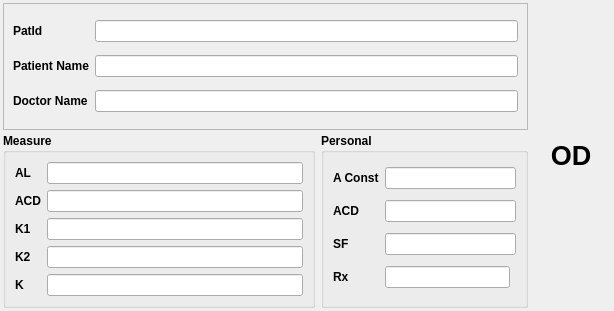
Before: the Qt Designer form calculator_patient.ui in siborion/siborion_american_scan, drawn with Qt 5.
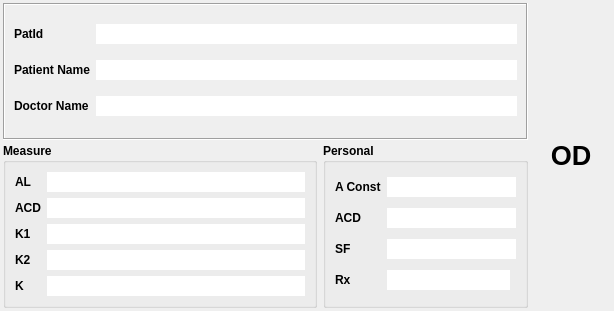
After: the same form once the commit is applied. Custom widgets are drawn as their Qt base class.

The edit to the form file:
```diff
--- a/calculator_patient.ui
+++ b/calculator_patient.ui
@@ -55,10 +55,18 @@
        </widget>
       </item>
       <item row="2" column="1" colspan="2">
-       <widget class="leAddZero" name="leSF_personal"/>
+       <widget class="QLineEdit" name="leSF_personal">
+        <property name="frame">
+         <bool>false</bool>
+        </property>
+       </widget>
       </item>
       <item row="1" column="1" colspan="2">
-       <widget class="leAddZero" name="leACD_personal"/>
+       <widget class="QLineEdit" name="leACD_personal">
+        <property name="frame">
+         <bool>false</bool>
+        </property>
+       </widget>
       </item>
       <item row="0" column="0">
        <widget class="QLabel" name="label_14">
@@ -74,7 +82,11 @@
        </widget>
       </item>
       <item row="0" column="1" colspan="2">
-       <widget class="leAddZero" name="leAConst_personal"/>
+       <widget class="QLineEdit" name="leAConst_personal">
+        <property name="frame">
+         <bool>false</bool>
+        </property>
+       </widget>
       </item>
       <item row="2" column="0">
        <widget class="QLabel" name="label_16">
@@ -103,7 +115,11 @@
        </widget>
       </item>
       <item row="3" column="1">
-       <widget class="leAddZero" name="leRx_personal"/>
+       <widget class="QLineEdit" name="leRx_personal">
+        <property name="frame">
+         <bool>false</bool>
+        </property>
+       </widget>
       </item>
      </layout>
     </widget>
@@ -117,10 +133,10 @@
       </font>
      </property>
      <property name="frameShape">
-      <enum>QFrame::StyledPanel</enum>
+      <enum>QFrame::Box</enum>
      </property>
      <property name="frameShadow">
-      <enum>QFrame::Raised</enum>
+      <enum>QFrame::Sunken</enum>
      </property>
      <layout class="QGridLayout" name="gridLayout_2">
       <item row="2" column="0">
@@ -163,13 +179,25 @@
        </widget>
       </item>
       <item row="0" column="1">
-       <widget class="leAddZero" name="lineEdit"/>
+       <widget class="QLineEdit" name="lePatientId">
+        <property name="frame">
+         <bool>false</bool>
+        </property>
+       </widget>
       </item>
       <item row="1" column="1">
-       <widget class="leAddZero" name="lineEdit_2"/>
+       <widget class="QLineEdit" name="lePatientName">
+        <property name="frame">
+         <bool>false</bool>
+        </property>
+       </widget>
       </item>
       <item row="2" column="1">
-       <widget class="leAddZero" name="lineEdit_3"/>
+       <widget class="QLineEdit" name="leDoctorName">
+        <property name="frame">
+         <bool>false</bool>
+        </property>
+       </widget>
       </item>
      </layout>
     </widget>
@@ -252,19 +280,39 @@
        </widget>
       </item>
       <item row="1" column="1">
-       <widget class="leAddZero" name="leACD_measure"/>
+       <widget class="QLineEdit" name="leACD_measure">
+        <property name="frame">
+         <bool>false</bool>
+        </property>
+       </widget>
       </item>
       <item row="0" column="1">
-       <widget class="leAddZero" name="leAL_measure"/>
+       <widget class="leAddZero" name="leAL_measure">
+        <property name="frame">
+         <bool>false</bool>
+        </property>
+       </widget>
       </item>
       <item row="2" column="1">
-       <widget class="leAddZero" name="leK1"/>
+       <widget class="leAddZero" name="leK1">
+        <property name="frame">
+         <bool>false</bool>
+        </property>
+       </widget>
       </item>
       <item row="3" column="1">
-       <widget class="leAddZero" name="leK2"/>
+       <widget class="leAddZero" name="leK2">
+        <property name="frame">
+         <bool>false</bool>
+        </property>
+       </widget>
       </item>
       <item row="4" column="1">
-       <widget class="leAddZero" name="leK"/>
+       <widget class="leAddZero" name="leK">
+        <property name="frame">
+         <bool>false</bool>
+        </property>
+       </widget>
       </item>
      </layout>
     </widget>
```
